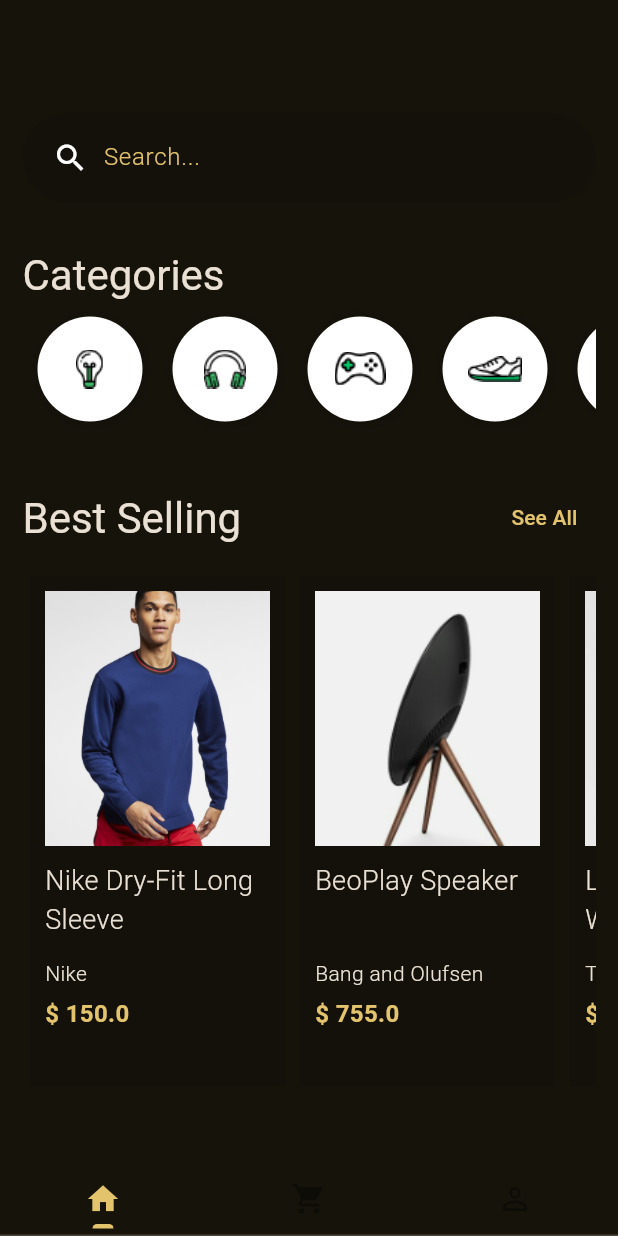
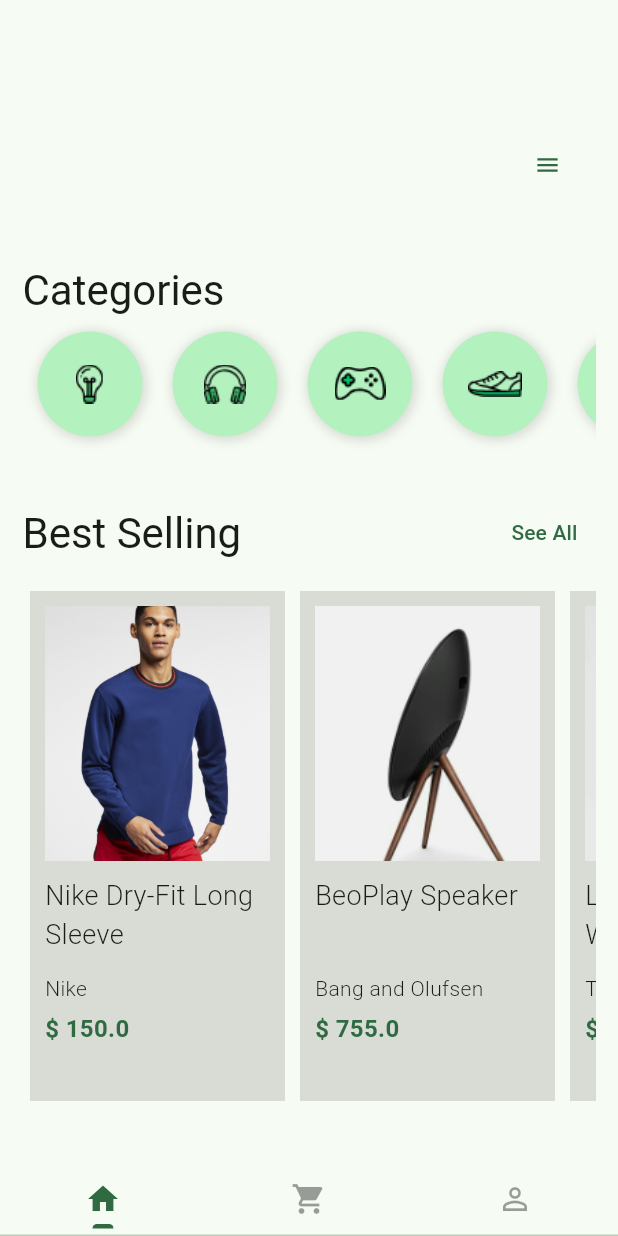
Before and after one commit to claylton/shopping, a Flutter app: the screen it shows after launch, on a phone screen of 412 x 824 dp. Run offline on Flutter 3.47's test engine with Material 3 defaults, Android fonts, the phone set to English and light mode, and no system bars.

Commit message:
✨ feat: Add animation

```diff
--- a/lib/main.dart
+++ b/lib/main.dart
@@ -16,7 +16,7 @@ class MyApp extends StatelessWidget {
     return MaterialApp(
       title: 'Flutter Demo',
       debugShowCheckedModeBanner: false,
-      theme: darkYellowTheme(),
+      theme: lightTheme(),
       home: const DefaultTabController(length: 3, child: TabsPage()),
     );
   }
--- a/lib/pages/product_page.dart
+++ b/lib/pages/product_page.dart
@@ -26,10 +26,13 @@ class ProductPage extends StatelessWidget {
                 pinned: true,
                 flexibleSpace: FlexibleSpaceBar(
                   centerTitle: true,
-                  background: Image.asset(
-                    image,
-                    fit: BoxFit.cover,
-                    width: double.infinity,
+                  background: Hero(
+                    tag: image,
+                    child: Image.asset(
+                      image,
+                      fit: BoxFit.cover,
+                      width: double.infinity,
+                    ),
                   ),
                 ),
               )
--- /dev/null
+++ b/lib/widgets/animated_input_widget.dart
@@ -0,0 +1,88 @@
+import 'package:flutter/material.dart';
+
+class AnimatedInputWidget extends StatelessWidget {
+  final AnimationController controller;
+  final Animation<Color?> containerColorAnim;
+  final Animation<double> containerOpacityAnim;
+  final Animation<double> containerBorderRadiusAnim;
+  final Animation<double> containerSizeAnim;
+
+  AnimatedInputWidget({required this.controller, super.key})
+      : containerOpacityAnim = Tween(
+          begin: 0.0,
+          end: 1.0,
+        ).animate(CurvedAnimation(
+          parent: controller,
+          curve: const Interval(0.7, 0.9),
+        )),
+        containerSizeAnim = Tween(
+          begin: 60.0,
+          end: 280.0,
+        ).animate(CurvedAnimation(
+          parent: controller,
+          curve: const Interval(0.2, 0.3),
+        )),
+        containerBorderRadiusAnim = Tween(
+          begin: 0.0,
+          end: 30.0,
+        ).animate(CurvedAnimation(
+          parent: controller,
+          curve: const Interval(0.25, 0.4),
+        )),
+        containerColorAnim = ColorTween(
+          begin: Colors.white.withOpacity(0),
+          end: Colors.black12,
+        ).animate(CurvedAnimation(
+          parent: controller,
+          curve: const Interval(0.0, 0.25),
+        ));
+
+  @override
+  Widget build(BuildContext context) {
+    return AnimatedBuilder(
+      builder: _animate,
+      animation: controller,
+    );
+  }
+
+  Widget _animate(BuildContext context, Widget? child) {
+    return Container(
+      height: 60,
+      decoration: BoxDecoration(
+        color: containerColorAnim.value,
+        borderRadius: BorderRadius.circular(containerBorderRadiusAnim.value),
+      ),
+      margin: const EdgeInsets.all(5),
+      width: containerSizeAnim.value,
+      child: Opacity(
+        opacity: containerOpacityAnim.value,
+        child: Row(
+          children: [
+            const SizedBox(width: 20),
+            const Icon(Icons.search),
+            const SizedBox(width: 20),
+            Container(
+              width: 200,
+              child: TextFormField(
+                keyboardType: TextInputType.text,
+                decoration: InputDecoration(
+                  border: InputBorder.none,
+                  labelText: "Search...",
+                  labelStyle: TextStyle(
+                    color: Theme.of(context).primaryColor,
+                    fontWeight: FontWeight.w300,
+                    fontSize: 16,
+                  ),
+                ),
+                style: TextStyle(
+                  fontSize: 20,
+                  color: Theme.of(context).primaryColor,
+                ),
+              ),
+            )
+          ],
+        ),
+      ),
+    );
+  }
+}
--- a/lib/widgets/product/product_item_widget.dart
+++ b/lib/widgets/product/product_item_widget.dart
@@ -37,11 +37,14 @@ class ProductItemWidget extends StatelessWidget {
                 ),
               ),
             ),
-            child: Image.asset(
-              image,
-              width: 170,
-              height: 170,
-              fit: BoxFit.cover,
+            child: Hero(
+              tag: image,
+              child: Image.asset(
+                image,
+                width: 170,
+                height: 170,
+                fit: BoxFit.cover,
+              ),
             ),
           ),
           const SizedBox(height: 10),
--- a/lib/widgets/search_box_widget.dart
+++ b/lib/widgets/search_box_widget.dart
@@ -1,40 +1,81 @@
 import 'package:flutter/material.dart';
+import 'package:shopping/widgets/animated_input_widget.dart';
 
-class SearchBoxWidget extends StatelessWidget {
+class SearchBoxWidget extends StatefulWidget {
   const SearchBoxWidget({super.key});
 
   @override
-  Widget build(BuildContext context) {
-    return Container(
-      padding: const EdgeInsets.only(left: 20),
-      height: 60,
-      decoration: BoxDecoration(
-        color: Colors.black.withOpacity(0.1),
-        borderRadius: BorderRadius.circular(128),
-      ),
-      child: Row(
-        children: [
-          const Icon(Icons.search),
-          Container(
-            width: 300,
-            padding: const EdgeInsets.only(left: 10),
-            child: TextFormField(
-              keyboardType: TextInputType.text,
-              decoration: InputDecoration(
-                  border: InputBorder.none,
-                  labelText: "Search...",
-                  labelStyle: TextStyle(
-                    color: Theme.of(context).colorScheme.primary,
-                    fontWeight: FontWeight.w300,
-                    fontSize: 16,
-                  )),
-              style: const TextStyle(
-                fontSize: 20,
-              ),
-            ),
-          ),
-        ],
-      ),
+  State<SearchBoxWidget> createState() => _SearchBoxWidgetState();
+}
+
+class _SearchBoxWidgetState extends State<SearchBoxWidget> with SingleTickerProviderStateMixin {
+  late AnimationController _controller;
+  bool menuOpened = false;
+
+  @override
+  void initState() {
+    super.initState();
+    _controller = AnimationController(
+      vsync: this,
+      duration: const Duration(milliseconds: 300),
     );
   }
+
+  @override
+  void dispose() {
+    _controller.dispose();
+    super.dispose();
+  }
+
+  @override
+  Widget build(BuildContext context) {
+    return Row(
+      mainAxisAlignment: MainAxisAlignment.spaceBetween,
+      children: [
+        AnimatedInputWidget(controller: _controller),
+        TextButton(
+          onPressed: () {
+            !menuOpened ? _controller.forward() : _controller.reverse();
+            menuOpened = !menuOpened;
+          },
+          child: AnimatedIcon(
+            icon: AnimatedIcons.menu_close,
+            progress: _controller,
+            semanticLabel: 'Open Menu',
+          ),
+        )
+      ],
+    );
+    // Container(
+    //   padding: const EdgeInsets.only(left: 20),
+    //   height: 60,
+    //   decoration: BoxDecoration(
+    //     color: Colors.black.withOpacity(0.1),
+    //     borderRadius: BorderRadius.circular(128),
+    //   ),
+    //   child: Row(
+    //     children: [
+    //       const Icon(Icons.search),
+    //       Container(
+    //         width: 300,
+    //         padding: const EdgeInsets.only(left: 10),
+    //         child: TextFormField(
+    //           keyboardType: TextInputType.text,
+    //           decoration: InputDecoration(
+    //               border: InputBorder.none,
+    //               labelText: "Search...",
+    //               labelStyle: TextStyle(
+    //                 color: Theme.of(context).colorScheme.primary,
+    //                 fontWeight: FontWeight.w300,
+    //                 fontSize: 16,
+    //               )),
+    //           style: const TextStyle(
+    //             fontSize: 20,
+    //           ),
+    //         ),
+    //       ),
+    //     ],
+    //   ),
+    // );
+  }
 }
```
